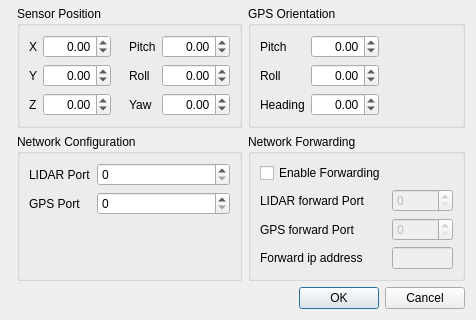
This is VelodyneHDL/vvCalibrationDialog.ui in Kitware/VeloView as Qt 5 draws it before an edit; both pictures show x 0 to 476 and y 175 to 495 of the 476 by 495 pixel window. The edited form follows.
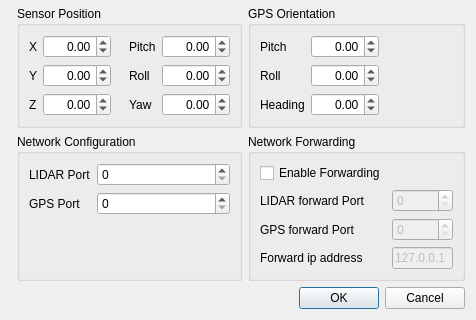
This is the edited form. Icons and pictures are not drawn.

Commit message: Add comments Removed unused variables

The edit to the form file:
```diff
--- a/VelodyneHDL/vvCalibrationDialog.ui
+++ b/VelodyneHDL/vvCalibrationDialog.ui
@@ -280,6 +280,9 @@
         <property name="enabled">
          <bool>false</bool>
         </property>
+        <property name="text">
+         <string>127.0.0.1</string>
+        </property>
         <property name="maxLength">
          <number>15</number>
         </property>
```
The commit also changes 2 other files.
